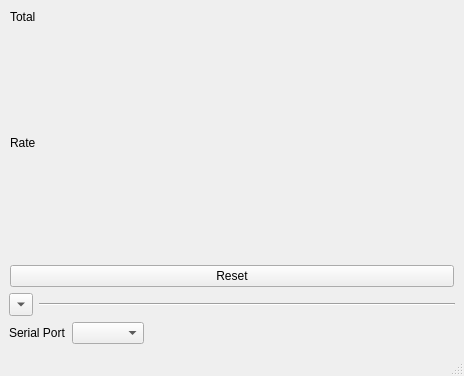
Qt form tf02_traffic/main_window.ui (codincodee/tf0x_dev) before a commit.
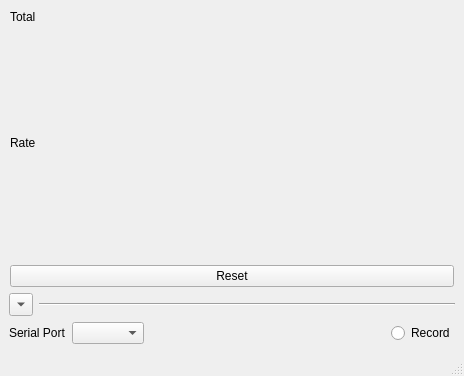
The same form after that commit.

Patch:
```diff
--- a/tf02_traffic/main_window.ui
+++ b/tf02_traffic/main_window.ui
@@ -1060,6 +1060,13 @@
           </property>
          </spacer>
         </item>
+        <item>
+         <widget class="QRadioButton" name="RecordRadioButton">
+          <property name="text">
+           <string>Record</string>
+          </property>
+         </widget>
+        </item>
        </layout>
       </item>
       <item>
```
